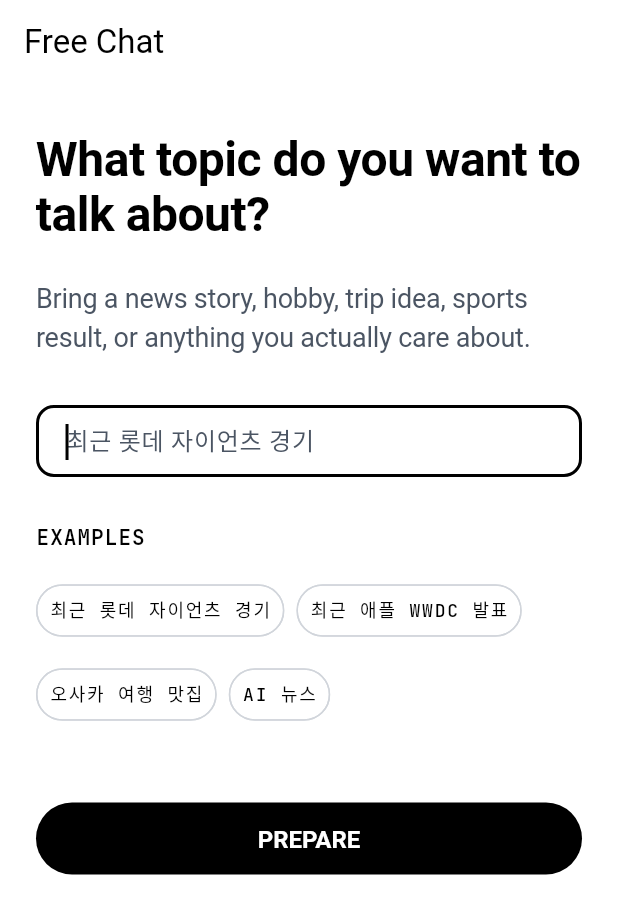
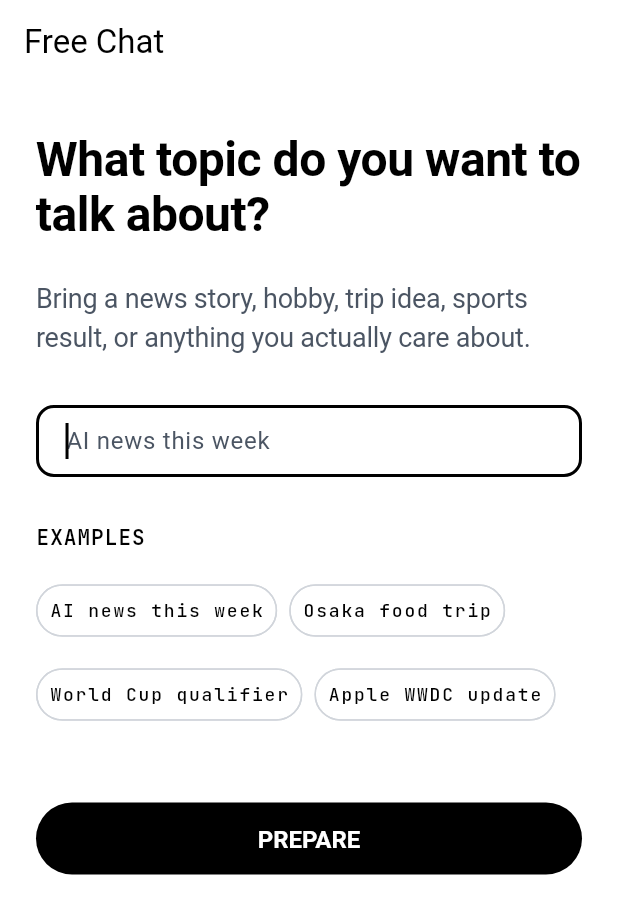
Before and after one commit to Hyun-Jun-Lee/MoreThanHuman, a Flutter app: the TopicInputScreen screen opened by its route, on a phone screen of 412 x 824 dp. Shown: the top 914 px of the screen. Run offline on Flutter 3.47's test engine with Material 3 defaults, Android fonts, the light colour scheme and no system bars; our stand-ins replace audioplayers, dio, flutter_riverpod, flutter_secure_storage, go_router, google_sign_in and 1 more; missing offline and left inert: record; accounts and stored records are empty; Roboto replaces fonts that are missing (Pretendard); statements that could not run were skipped.

Commit message:
feat: refine language pair mobile copy
Add the U1 mobile copy plan and make Topic Prep, onboarding, and recovery copy use the active language context instead of English-only assumptions.

```diff
--- a/mobile/lib/features/onboarding/presentation/onboarding_screen.dart
+++ b/mobile/lib/features/onboarding/presentation/onboarding_screen.dart
@@ -174,7 +174,7 @@ class _InterestPage extends StatelessWidget {
     return _OnboardingPageLayout(
       title: 'Talk about what\nyou actually care about.',
       description:
-          'Practice English with news, hobbies, sports, travel, or anything on your mind.',
+          'Practice conversation with news, hobbies, sports, travel, or anything on your mind.',
       illustration: AppColorBlockCard(
         color: AppPalette.blockLilacSoft,
         child: Column(
--- a/mobile/lib/features/topic_prep/domain/topic_prep_result.dart
+++ b/mobile/lib/features/topic_prep/domain/topic_prep_result.dart
@@ -1,3 +1,5 @@
+import 'package:curitalk/features/language/language.dart';
+
 enum TopicPrepDirectionType {
   casualChat('CASUAL_CHAT'),
   debate('DEBATE'),
@@ -210,6 +212,7 @@ class TopicPrepResult {
     required this.ready,
     required this.quality,
     required this.exampleTopics,
+    this.language = LearningLanguageContext.defaultContext,
     this.card,
     this.retryGuidance,
   });
@@ -237,12 +240,14 @@ class TopicPrepResult {
       ready: ready,
       card: card,
       quality: TopicPrepQuality.fromJson(json['quality']),
+      language: LearningLanguageContext.fromJson(json['language']),
       retryGuidance: retryGuidance as String?,
       exampleTopics: exampleTopics.cast<String>().toList(growable: false),
     );
   }
 
   final bool ready;
+  final LearningLanguageContext language;
   final TopicPrepCard? card;
   final TopicPrepQuality quality;
   final String? retryGuidance;
--- a/mobile/lib/features/topic_prep/presentation/topic_input_screen.dart
+++ b/mobile/lib/features/topic_prep/presentation/topic_input_screen.dart
@@ -15,10 +15,10 @@ class TopicInputScreen extends StatefulWidget {
 
 class _TopicInputScreenState extends State<TopicInputScreen> {
   static const List<String> _examples = <String>[
-    '최근 롯데 자이언츠 경기',
-    '최근 애플 WWDC 발표',
-    '오사카 여행 맛집',
-    'AI 뉴스',
+    'AI news this week',
+    'Osaka food trip',
+    'World Cup qualifier',
+    'Apple WWDC update',
   ];
 
   late final TextEditingController _controller;
@@ -59,7 +59,7 @@ class _TopicInputScreenState extends State<TopicInputScreen> {
           const SizedBox(height: AppSpacing.xl),
           AppTextField(
             controller: _controller,
-            hintText: '최근 롯데 자이언츠 경기',
+            hintText: 'AI news this week',
             errorText: _errorText,
             autofocus: true,
             textInputAction: TextInputAction.done,
--- a/mobile/lib/features/topic_prep/presentation/widgets/topic_retry_card.dart
+++ b/mobile/lib/features/topic_prep/presentation/widgets/topic_retry_card.dart
@@ -10,11 +10,15 @@ class TopicRetryCard extends StatelessWidget {
     required this.onEditTopic,
     required this.onTryAnotherIdea,
     this.title = 'We need a clearer topic',
+    this.editTopicLabel = 'Edit topic',
+    this.tryAnotherIdeaLabel = 'Try another idea',
     super.key,
   });
 
   final String title;
   final String message;
+  final String editTopicLabel;
+  final String tryAnotherIdeaLabel;
   final VoidCallback onEditTopic;
   final VoidCallback onTryAnotherIdea;
 
@@ -55,13 +59,13 @@ class TopicRetryCard extends StatelessWidget {
             style: AppTypography.bodySm.copyWith(color: colors.onSearchRetry),
           ),
           const SizedBox(height: AppSpacing.lg),
-          AppPrimaryButton(label: 'Edit topic', onPressed: onEditTopic),
+          AppPrimaryButton(label: editTopicLabel, onPressed: onEditTopic),
           const SizedBox(height: AppSpacing.sm),
           SizedBox(
             width: double.infinity,
             child: OutlinedButton(
               onPressed: onTryAnotherIdea,
-              child: const Text('Try another idea'),
+              child: Text(tryAnotherIdeaLabel),
             ),
           ),
         ],
```
Also changed, not shown: mobile/lib/features/language/domain/learning_language.dart (+23 -3 lines), mobile/lib/features/topic_prep/presentation/topic_prep_screen.dart (+56 -3 lines), 8 other files.
